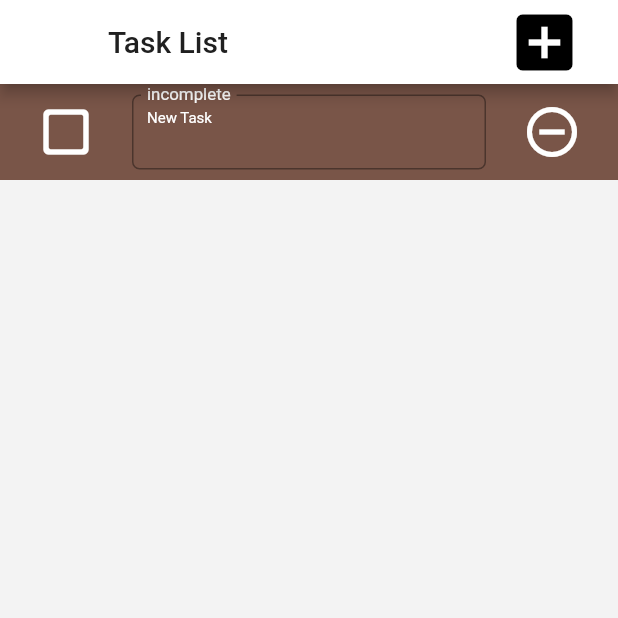
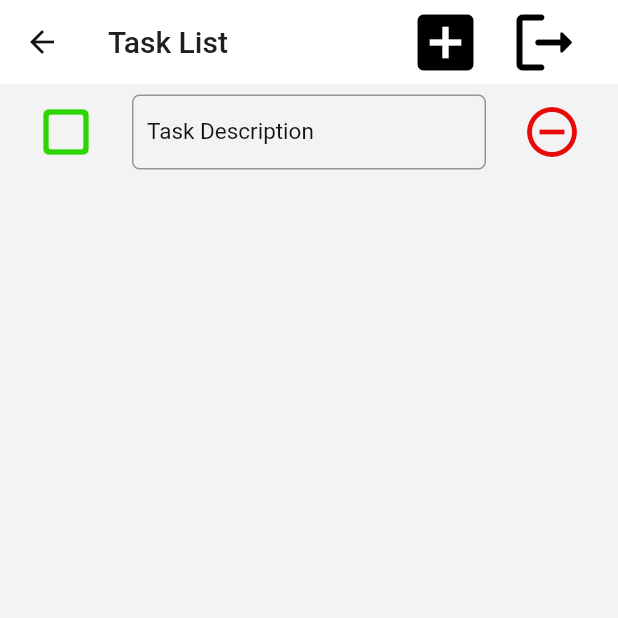
Before and after one commit to rayherna18/taskapp, a Flutter app: the TaskListScreen screen opened directly, after a tap on the "add box" icon, on a phone screen of 412 x 824 dp, the top half of it. Run offline on Flutter 3.47's test engine with Material 2 defaults, Android fonts, the phone set to English and light mode, and no system bars; our stand-ins replace cloud_firestore, firebase_auth, firebase_core; accounts and stored records are empty; network calls fail.

Commit message:
login and task crud implementation

```diff
--- a/lib/tasks.dart
+++ b/lib/tasks.dart
@@ -1,8 +1,9 @@
-import 'dart:math';
+// ignore_for_file: avoid_print
+
 import 'package:flutter/material.dart';
 import 'package:firebase_core/firebase_core.dart';
 import 'package:cloud_firestore/cloud_firestore.dart';
-import 'main.dart';
+import 'package:firebase_auth/firebase_auth.dart';
 
 void main() async {
   WidgetsFlutterBinding.ensureInitialized();
@@ -15,8 +16,8 @@ class MyApp extends StatelessWidget {
 
   @override
   Widget build(BuildContext context) {
-    return MaterialApp(
-      home: const TaskListScreen(title: 'Task List'),
+    return const MaterialApp(
+      home: TaskListScreen(title: 'Task List'),
     );
   }
 }
@@ -33,24 +34,78 @@ class _TaskListScreen extends State<TaskListScreen> {
   FirebaseFirestore firestore = FirebaseFirestore.instance;
   CollectionReference tasksCollection =
       FirebaseFirestore.instance.collection('tasks');
+  FirebaseAuth auth = FirebaseAuth.instance;
 
   List<Task> tasks = [];
 
+  @override
+  void initState() {
+    super.initState();
+    fetchTasks();
+  }
+
+  Future<void> fetchTasks() async {
+    try {
+      User? user = auth.currentUser;
+      if (user != null) {
+        QuerySnapshot querySnapshot =
+            await tasksCollection.where('userId', isEqualTo: user.uid).get();
+        setState(() {
+          tasks =
+              querySnapshot.docs.map((doc) => Task.fromSnapshot(doc)).toList();
+        });
+      }
+    } catch (e) {
+      print('Error fetching tasks: $e');
+    }
+  }
+
   Future<void> addTask() async {
     try {
-      DocumentReference taskReference = await tasksCollection.add({
-        'title': 'New Task',
-        'tileColor':
-            Colors.primaries[Random().nextInt(Colors.primaries.length)].value,
-        'subTasks': []
+      User? user = auth.currentUser;
+      if (user != null) {
+        await tasksCollection.add({
+          'userId': user.uid,
+          'title': 'Task Description',
+          'description': '',
+          'status': false,
         });
-
-      DocumentSnapshot taskSnapshot = await taskReference.get();
-      setState(() {
-        tasks.add(Task.fromSnapshot(taskSnapshot));
-      });
+        fetchTasks(); // Refresh the task list after adding a new task
+      }
     } catch (e) {
       print('Error adding task: $e');
+    }
+  }
+
+  Future<void> updateTask(Task task) async {
+    try {
+      await tasksCollection.doc(task.id).update({
+        'title': task.title,
+        'description': task.description,
+        'status': task.status,
+      });
+      fetchTasks(); // Refresh the task list after updating a task
+    } catch (e) {
+      print('Error updating task: $e');
+    }
+  }
+
+  Future<void> deleteTask(Task task) async {
+    try {
+      await tasksCollection.doc(task.id).delete();
+      fetchTasks(); // Refresh the task list after deleting a task
+    } catch (e) {
+      print('Error deleting task: $e');
+    }
+  }
+
+  Future<void> signOut() async {
+    try {
+      await auth.signOut();
+      // ignore: use_build_context_synchronously
+      Navigator.of(context).pop(); // Close the current screen
+    } catch (e) {
+      print('Error signing out: $e');
     }
   }
 
@@ -69,6 +124,8 @@ class _TaskListScreen extends State<TaskListScreen> {
                 color: Color.fromARGB(255, 32, 32, 32),
               ),
             ),
+            Row(
+              children: [
                 IconButton(
                   iconSize: 50,
                   icon: const Icon(Icons.add_box),
@@ -77,11 +134,22 @@ class _TaskListScreen extends State<TaskListScreen> {
                     addTask();
                   },
                 ),
+                IconButton(
+                  iconSize: 50,
+                  icon: const Icon(Icons.logout_rounded),
+                  color: Colors.black,
+                  onPressed: () {
+                    signOut(); // Call the signOut method
+                  },
+                ),
+              ],
+            ),
           ],
         ),
       ),
       body: TaskList(
-        addTaskCallBack: addTask,
+        updateTaskCallBack: updateTask,
+        deleteTaskCallBack: deleteTask,
         tasks: tasks,
       ),
     );
@@ -89,29 +157,46 @@ class _TaskListScreen extends State<TaskListScreen> {
 }
 
 class Task {
-  final String title;
+  final String id;
+  String title;
   final Color tileColor;
+  String description;
+  bool status;
 
-  Task({required this.title, Color? tileColor})
-      : tileColor = tileColor ?? Colors.transparent;
+  Task({
+    required this.id,
+    required this.title,
+    Color? tileColor,
+    required this.description,
+    required this.status,
+  }) : tileColor = tileColor ?? Colors.transparent;
 
   factory Task.fromSnapshot(DocumentSnapshot snapshot) {
     Map<String, dynamic>? data = snapshot.data() as Map<String, dynamic>?;
     return Task(
+      id: snapshot.id,
       title: data?['title'] ?? 'No Title',
       tileColor: Color(data?['tileColor'] ?? Colors.transparent.value),
+      description: data?['description'] ?? '',
+      status: data?['status'] ?? false,
     );
   }
 }
 
 class TaskList extends StatefulWidget {
-  final VoidCallback addTaskCallBack;
+  final Function(Task) updateTaskCallBack;
+  final Function(Task) deleteTaskCallBack;
   final List<Task> tasks;
 
-  const TaskList(
-      {Key? key, required this.addTaskCallBack, required this.tasks});
+  const TaskList({
+    Key? key,
+    required this.updateTaskCallBack,
+    required this.deleteTaskCallBack,
+    required this.tasks,
+  });
 
   @override
+  // ignore: library_private_types_in_public_api
   _TaskListState createState() => _TaskListState();
 }
 
@@ -123,13 +208,9 @@ class _TaskListState extends State<TaskList> {
       itemBuilder: (context, index) {
         final task = widget.tasks[index];
         return TaskItem(
-          title: task.title,
-          tileColor: task.tileColor,
-          onRemove: () {
-            setState(() {
-              widget.tasks.removeAt(index);
-            });
-          },
+          task: task,
+          updateTaskCallBack: widget.updateTaskCallBack,
+          deleteTaskCallBack: widget.deleteTaskCallBack,
         );
       },
     );
@@ -137,15 +218,16 @@ class _TaskListState extends State<TaskList> {
 }
 
 class TaskItem extends StatefulWidget {
-  final String title;
-  final Color tileColor;
-  final VoidCallback onRemove;
+  final Task task;
+  final Function(Task) updateTaskCallBack;
+  final Function(Task) deleteTaskCallBack;
 
-  const TaskItem(
-      {Key? key,
-      required this.title,
-      required this.tileColor,
-      required this.onRemove});
+  const TaskItem({
+    Key? key,
+    required this.task,
+    required this.updateTaskCallBack,
+    required this.deleteTaskCallBack,
+  });
 
   @override
   State<TaskItem> createState() => _TaskItemState();
@@ -154,33 +236,30 @@ class TaskItem extends StatefulWidget {
 class _TaskItemState extends State<TaskItem> {
   Icon checked = const Icon(Icons.check_box_outline_blank_rounded);
   bool isChecked = false;
-  String status = 'incomplete';
-  bool isComplete = false;
+  late TextEditingController descriptionController;
+
+  @override
+  void initState() {
+    super.initState();
+    isChecked = widget.task.status;
+    updateCheckIcon();
+    descriptionController =
+        TextEditingController(text: widget.task.description);
+  }
+
+  void updateCheckIcon() {
+    checked = isChecked
+        ? const Icon(Icons.check_box_rounded)
+        : const Icon(Icons.check_box_outline_blank_rounded);
+  }
 
   void changeCheck() {
-    if (isChecked) {
     setState(() {
-        checked = const Icon(Icons.check_box_outline_blank_rounded);
+      isChecked = !isChecked;
+      updateCheckIcon();
     });
-    } else {
-      setState(() {
-        checked = const Icon(Icons.check_box_rounded);
-      });
-    }
-    isChecked = !isChecked;
-  }
-
-  void changeStatus() {
-    if (isComplete) {
-      setState(() {
-        status = 'incomplete';
-      });
-    } else {
-      setState(() {
-        status = 'complete';
-      });
-    }
-    isComplete = !isComplete;
+    widget.task.status = isChecked;
+    widget.updateTaskCallBack(widget.task);
   }
 
   @override
@@ -188,14 +267,11 @@ class _TaskItemState extends State<TaskItem> {
     return ListTile(
       dense: true,
       visualDensity: const VisualDensity(vertical: 4),
-      tileColor: widget.tileColor,
+      tileColor: widget.task.tileColor,
       leading: IconButton(
         icon: checked,
-        onPressed: () {
-          changeStatus();
-          changeCheck();
-        },
-        color: const Color.fromARGB(255, 255, 255, 255),
+        onPressed: changeCheck,
+        color: const Color.fromARGB(255, 45, 214, 3),
         iconSize: 40,
       ),
       title: SizedBox(
@@ -203,33 +279,37 @@ class _TaskItemState extends State<TaskItem> {
         height: 50,
         child: TextFormField(
           style: const TextStyle(
-            color: Color.fromARGB(255, 255, 255, 255),
+            color: Color.fromARGB(255, 19, 19, 19),
             fontSize: 10,
           ),
-          initialValue: widget.title,
+          controller: descriptionController,
           maxLines: 3,
-          decoration: InputDecoration(
-            border: const OutlineInputBorder(
+          onChanged: (value) {
+            widget.task.description =
+                value; // Update description instead of title
+            widget.updateTaskCallBack(widget.task);
+          },
+          decoration: const InputDecoration(
+            border: OutlineInputBorder(
               borderSide: BorderSide(color: Colors.white, width: 1),
               borderRadius: BorderRadius.all(Radius.circular(5)),
             ),
-            labelText: status,
-            labelStyle: const TextStyle(
-              color: Color.fromARGB(255, 255, 255, 255),
+            labelText: 'Task Description', // Update the labelText
+            labelStyle: TextStyle(
+              color: Color.fromARGB(255, 19, 19, 19),
               fontSize: 15,
             ),
-            contentPadding:
-                const EdgeInsets.symmetric(vertical: 10, horizontal: 10),
+            contentPadding: EdgeInsets.symmetric(vertical: 10, horizontal: 10),
           ),
         ),
       ),
       trailing: IconButton(
         icon: const Icon(Icons.remove_circle_outline),
         onPressed: () {
-          widget.onRemove();
+          widget.deleteTaskCallBack(widget.task);
         },
         iconSize: 40,
-        color: const Color.fromARGB(255, 255, 255, 255),
+        color: const Color.fromARGB(255, 231, 10, 10),
         splashColor: const Color.fromARGB(255, 12, 9, 9),
       ),
     );
```
Also changed, not shown: lib/main.dart (+48 -16 lines). Lines whose indentation alone changed are shown as unchanged.
